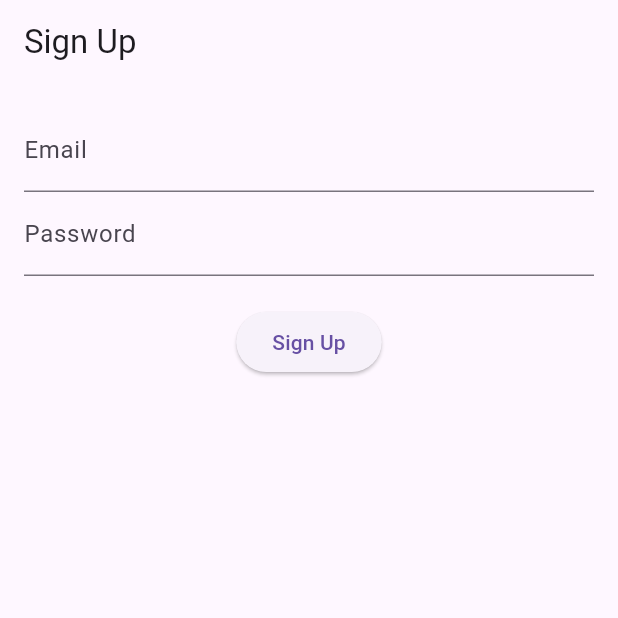
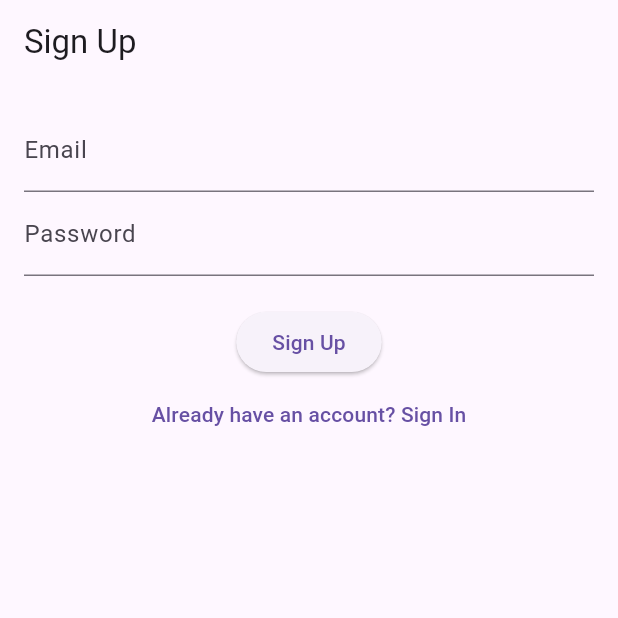
Before and after one commit to Sukhchhina/FlutterAppAssignment, a Flutter app: the screen it shows after launch, after a tap on an icon or button, on a phone screen of 412 x 824 dp, the top half of it. Run offline on Flutter 3.47's test engine with Material 3 defaults, Android fonts, the phone set to English and light mode, and no system bars; our stand-ins replace firebase_auth, firebase_core, go_router; accounts and stored records are empty; network calls fail.

Commit message:
four screens add

```diff
--- a/lib/main.dart
+++ b/lib/main.dart
@@ -2,6 +2,7 @@ import 'package:flutter/material.dart';
 import 'package:firebase_core/firebase_core.dart';
 import 'package:go_router/go_router.dart';
 import 'package:provider/provider.dart';
+import 'package:firebase_auth/firebase_auth.dart';
 import 'services/auth_service.dart';
 import 'pages/greeting.dart';
 import 'pages/login.dart';
@@ -9,34 +10,50 @@ import 'pages/signup.dart';
 import 'pages/weather.dart';
 import 'pages/currency.dart';
 import 'pages/calculator.dart';
+import 'firebase_options.dart';
 
 void main() async {
   WidgetsFlutterBinding.ensureInitialized();
-  await Firebase.initializeApp();
-  runApp(MyApp());
+  await Firebase.initializeApp(
+    options: DefaultFirebaseOptions.currentPlatform,
+  );
+  runApp(
+    MultiProvider(
+      providers: [
+        Provider<AuthService>(
+          create: (_) => AuthService(),
+        ),
+      ],
+      child: MyApp(),
+    ),
+  );
 }
 
 /// Main application widget with authentication service.
 class MyApp extends StatelessWidget {
   @override
   Widget build(BuildContext context) {
-    return ChangeNotifierProvider(
-      create: (_) => AuthService(),
-      child: Consumer<AuthService>(
+    return Consumer<AuthService>(
       builder: (context, authService, child) {
+        return StreamBuilder<User?>(
+          stream: authService.authStateChanges,
+          builder: (context, snapshot) {
+            final isAuthenticated = snapshot.data != null;
+            final initialRoute = isAuthenticated ? '/greeting' : '/login';
+
             return MaterialApp.router(
               title: 'Flutter App',
               theme: ThemeData(
                 primarySwatch: Colors.blue,
               ),
               routerConfig: GoRouter(
-              initialLocation: '/login',
+                initialLocation: initialRoute,
                 routes: [
                   GoRoute(
                     path: '/',
                     redirect: (context, state) {
                       // Redirect based on authentication state
-                    return authService.isAuthenticated ? '/greeting' : '/login';
+                      return isAuthenticated ? '/greeting' : '/login';
                     },
                   ),
                   GoRoute(
@@ -67,7 +84,8 @@ class MyApp extends StatelessWidget {
               ),
             );
           },
-      ),
+        );
+      },
     );
   }
 }
--- a/lib/pages/login.dart
+++ b/lib/pages/login.dart
@@ -4,9 +4,22 @@ import '../services/auth_service.dart';
 import 'package:go_router/go_router.dart';
 
 /// Login page with email and password fields.
-class LoginPage extends StatelessWidget {
+class LoginPage extends StatefulWidget {
+  @override
+  _LoginPageState createState() => _LoginPageState();
+}
+
+class _LoginPageState extends State<LoginPage> {
   final TextEditingController _emailController = TextEditingController();
   final TextEditingController _passwordController = TextEditingController();
+  bool _isLoading = false;
+
+  @override
+  void dispose() {
+    _emailController.dispose();
+    _passwordController.dispose();
+    super.dispose();
+  }
 
   @override
   Widget build(BuildContext context) {
@@ -26,8 +39,14 @@ class LoginPage extends StatelessWidget {
               obscureText: true,
             ),
             SizedBox(height: 20),
-            ElevatedButton(
+            _isLoading
+                ? CircularProgressIndicator()
+                : ElevatedButton(
                     onPressed: () async {
+                      setState(() {
+                        _isLoading = true;
+                      });
+                      try {
                         final authService = Provider.of<AuthService>(context, listen: false);
                         final user = await authService.signInWithEmailAndPassword(
                           _emailController.text.trim(),
@@ -39,6 +58,15 @@ class LoginPage extends StatelessWidget {
                           ScaffoldMessenger.of(context).showSnackBar(
                             SnackBar(content: Text('Login failed. Please check your credentials.')),
                           );
+                        }
+                      } catch (e) {
+                        ScaffoldMessenger.of(context).showSnackBar(
+                          SnackBar(content: Text('An error occurred. Please try again.')),
+                        );
+                      } finally {
+                        setState(() {
+                          _isLoading = false;
+                        });
                       }
                     },
                     child: Text('Login'),
--- a/lib/pages/signup.dart
+++ b/lib/pages/signup.dart
@@ -29,6 +29,7 @@ class SignupPage extends StatelessWidget {
             ElevatedButton(
               onPressed: () async {
                 final authService = Provider.of<AuthService>(context, listen: false);
+                try {
                   final user = await authService.registerWithEmailAndPassword(
                     _emailController.text.trim(),
                     _passwordController.text.trim(),
@@ -40,8 +41,17 @@ class SignupPage extends StatelessWidget {
                       SnackBar(content: Text('Signup failed. Please try again.')),
                     );
                   }
+                } catch (e) {
+                  ScaffoldMessenger.of(context).showSnackBar(
+                    SnackBar(content: Text('An error occurred. Please try again.')),
+                  );
+                }
               },
               child: Text('Sign Up'),
+            ),
+            TextButton(
+              onPressed: () => context.go('/login'),
+              child: Text('Already have an account? Sign In'),
             ),
           ],
         ),
--- a/lib/services/auth_service.dart
+++ b/lib/services/auth_service.dart
@@ -1,13 +1,11 @@
 import 'package:firebase_auth/firebase_auth.dart';
-import 'package:flutter/material.dart';
 
 /// Service to manage Firebase authentication.
-class AuthService extends ChangeNotifier {
+class AuthService {
   final FirebaseAuth _auth = FirebaseAuth.instance;
 
-  User? get currentUser => _auth.currentUser;
-
-  bool get isAuthenticated => currentUser != null;
+  /// Stream of authentication state changes.
+  Stream<User?> get authStateChanges => _auth.authStateChanges();
 
   /// Signs in a user using email and password.
   Future<User?> signInWithEmailAndPassword(String email, String password) async {
@@ -16,7 +14,6 @@ class AuthService extends ChangeNotifier {
         email: email,
         password: password,
       );
-      notifyListeners(); // Notify listeners of auth state change
       return userCredential.user;
     } catch (e) {
       print('Error signing in: $e');
@@ -31,7 +28,6 @@ class AuthService extends ChangeNotifier {
         email: email,
         password: password,
       );
-      notifyListeners(); // Notify listeners of auth state change
       return userCredential.user;
     } catch (e) {
       print('Error registering: $e');
@@ -42,6 +38,5 @@ class AuthService extends ChangeNotifier {
   /// Signs out the currently signed-in user.
   Future<void> signOut() async {
     await _auth.signOut();
-    notifyListeners(); // Notify listeners of auth state change
   }
 }
```
Also changed, not shown: lib/pages/greeting.dart (+23 -2 lines), lib/firebase_options.dart. Lines whose indentation alone changed are shown as unchanged.
